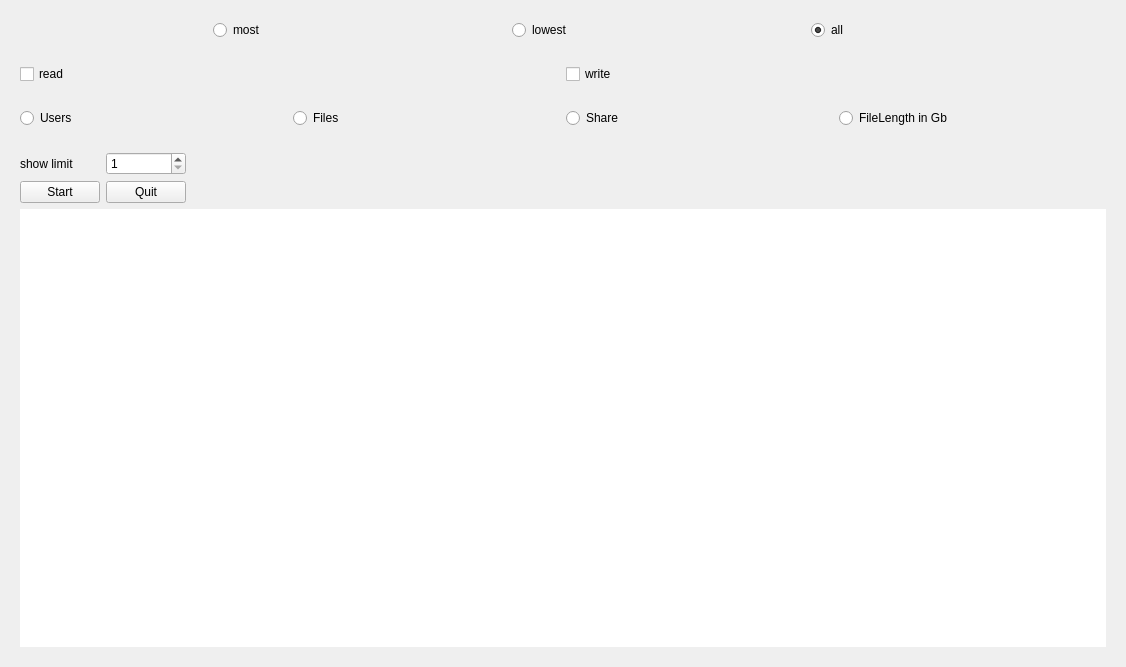
The window that src/monitor-qt/dbcustomformular.ui (hhetter/smbtatools) describes before a commit, drawn with Qt 5.
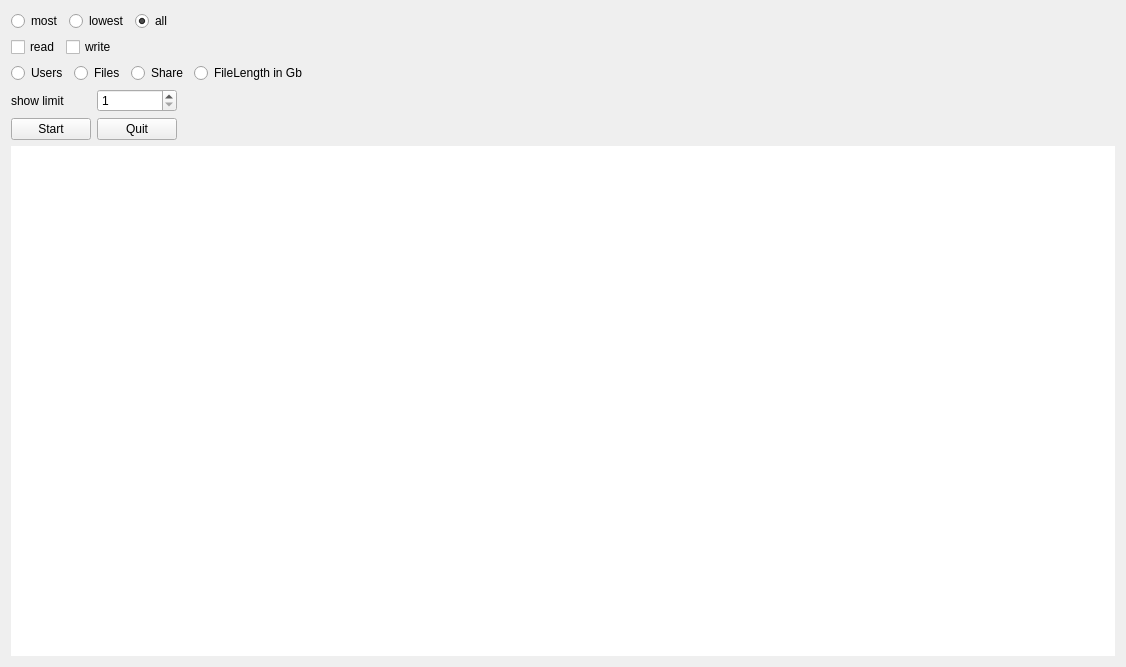
The same window after the commit.

Patch:
```diff
--- a/src/monitor-qt/dbcustomformular.ui
+++ b/src/monitor-qt/dbcustomformular.ui
@@ -19,22 +19,13 @@
   <property name="windowTitle">
    <string>Form</string>
   </property>
-  <layout class="QGridLayout" name="gridLayout" rowstretch="0" rowminimumheight="0">
+  <layout class="QGridLayout" name="gridLayout1" rowstretch="0,0,0,0" rowminimumheight="0,0,0,0">
    <item row="0" column="0">
-    <widget class="QWidget" name="horizontalLayoutWidget">
-     <property name="geometry">
-      <rect>
-       <x>10</x>
-       <y>40</y>
-       <width>201</width>
-       <height>23</height>
-      </rect>
-     </property>
      <layout class="QHBoxLayout" name="horizontalLayout">
       <item>
        <widget class="QRadioButton" name="rBmost">
         <property name="sizePolicy">
-         <sizepolicy hsizetype="Minimum" vsizetype="Expanding">
+        <sizepolicy hsizetype="Minimum" vsizetype="Minimum">
           <horstretch>0</horstretch>
           <verstretch>0</verstretch>
          </sizepolicy>
@@ -45,6 +36,14 @@
           <height>20</height>
          </size>
         </property>
+       <property name="font">
+        <font>
+         <kerning>true</kerning>
+        </font>
+       </property>
+       <property name="layoutDirection">
+        <enum>Qt::LeftToRight</enum>
+       </property>
         <property name="text">
          <string>most</string>
         </property>
@@ -53,7 +52,7 @@
       <item>
        <widget class="QRadioButton" name="rBlowest">
         <property name="sizePolicy">
-         <sizepolicy hsizetype="Minimum" vsizetype="Expanding">
+        <sizepolicy hsizetype="Minimum" vsizetype="Minimum">
           <horstretch>0</horstretch>
           <verstretch>0</verstretch>
          </sizepolicy>
@@ -72,7 +71,7 @@
       <item>
        <widget class="QRadioButton" name="rBall">
         <property name="sizePolicy">
-         <sizepolicy hsizetype="Minimum" vsizetype="Expanding">
+        <sizepolicy hsizetype="Minimum" vsizetype="Minimum">
           <horstretch>0</horstretch>
           <verstretch>0</verstretch>
          </sizepolicy>
@@ -89,21 +88,27 @@
         <property name="checked">
          <bool>true</bool>
         </property>
-       </widget>
-      </item>
-     </layout>
-    </widget>
+       <attribute name="buttonGroup">
+        <string notr="true">buttonGroup</string>
+       </attribute>
+      </widget>
+     </item>
+     <item>
+      <spacer name="horizontalSpacer_2">
+       <property name="orientation">
+        <enum>Qt::Horizontal</enum>
+       </property>
+       <property name="sizeHint" stdset="0">
+        <size>
+         <width>5000</width>
+         <height>0</height>
+        </size>
+       </property>
+      </spacer>
+     </item>
+    </layout>
    </item>
    <item row="1" column="0">
-    <widget class="QWidget" name="horizontalLayoutWidget_2">
-     <property name="geometry">
-      <rect>
-       <x>10</x>
-       <y>10</y>
-       <width>176</width>
-       <height>23</height>
-      </rect>
-     </property>
      <layout class="QHBoxLayout" name="horizontalLayout_2">
       <item>
        <widget class="QCheckBox" name="cBRead">
@@ -119,19 +124,22 @@
         </property>
        </widget>
       </item>
-     </layout>
-    </widget>
+     <item>
+      <spacer name="horizontalSpacer_3">
+       <property name="orientation">
+        <enum>Qt::Horizontal</enum>
+       </property>
+       <property name="sizeHint" stdset="0">
+        <size>
+         <width>5000</width>
+         <height>0</height>
+        </size>
+       </property>
+      </spacer>
+     </item>
+    </layout>
    </item>
    <item row="2" column="0">
-    <widget class="QWidget" name="horizontalLayoutWidget_4">
-     <property name="geometry">
-      <rect>
-       <x>10</x>
-       <y>70</y>
-       <width>313</width>
-       <height>23</height>
-      </rect>
-     </property>
      <layout class="QHBoxLayout" name="horizontalLayout_4">
       <item>
        <widget class="QRadioButton" name="cBUsers">
@@ -159,21 +167,27 @@
         <property name="text">
          <string>FileLength in Gb</string>
         </property>
-       </widget>
-      </item>
-     </layout>
-    </widget>
+       <attribute name="buttonGroup">
+        <string notr="true">buttonGroup_2</string>
+       </attribute>
+      </widget>
+     </item>
+     <item>
+      <spacer name="horizontalSpacer_4">
+       <property name="orientation">
+        <enum>Qt::Horizontal</enum>
+       </property>
+       <property name="sizeHint" stdset="0">
+        <size>
+         <width>5000</width>
+         <height>0</height>
+        </size>
+       </property>
+      </spacer>
+     </item>
+    </layout>
    </item>
    <item row="3" column="0">
-    <widget class="QWidget" name="gridLayoutWidget">
-     <property name="geometry">
-      <rect>
-       <x>10</x>
-       <y>100</y>
-       <width>1111</width>
-       <height>561</height>
-      </rect>
-     </property>
      <layout class="QGridLayout" name="gridLayout">
       <item row="1" column="1">
        <widget class="QPushButton" name="StartButton">
@@ -206,6 +220,32 @@
         </property>
        </widget>
       </item>
+     <item row="0" column="3">
+      <spacer name="horizontalSpacer">
+       <property name="orientation">
+        <enum>Qt::Horizontal</enum>
+       </property>
+       <property name="sizeHint" stdset="0">
+        <size>
+         <width>5000</width>
+         <height>20</height>
+        </size>
+       </property>
+      </spacer>
+     </item>
+     <item row="2" column="0">
+      <spacer name="verticalSpacer">
+       <property name="orientation">
+        <enum>Qt::Vertical</enum>
+       </property>
+       <property name="sizeHint" stdset="0">
+        <size>
+         <width>0</width>
+         <height>5000</height>
+        </size>
+       </property>
+      </spacer>
+     </item>
       <item row="2" column="1" colspan="3">
        <widget class="QMdiArea" name="mdiArea">
         <property name="sizePolicy">
@@ -237,34 +277,7 @@
         </property>
        </widget>
       </item>
-      <item row="0" column="3">
-       <spacer name="horizontalSpacer">
-        <property name="orientation">
-         <enum>Qt::Horizontal</enum>
-        </property>
-        <property name="sizeHint" stdset="0">
-         <size>
-          <width>5000</width>
-          <height>20</height>
-         </size>
-        </property>
-       </spacer>
-      </item>
-      <item row="2" column="0">
-       <spacer name="verticalSpacer">
-        <property name="orientation">
-         <enum>Qt::Vertical</enum>
-        </property>
-        <property name="sizeHint" stdset="0">
-         <size>
-          <width>0</width>
-          <height>5000</height>
-         </size>
-        </property>
-       </spacer>
-      </item>
-     </layout>
-    </widget>
+    </layout>
    </item>
   </layout>
  </widget>
```
Left out of the diff: 19 changed lines with no effect on the pictures. Lines whose indentation alone changed are shown as unchanged.
